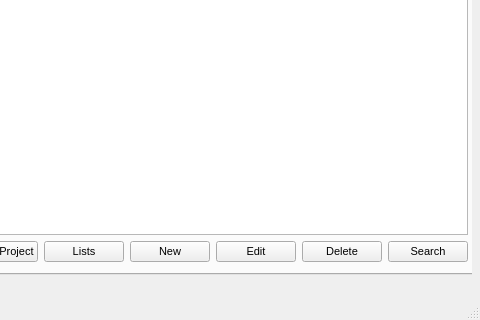
Before: the Qt Designer form src/mainwindow.ui in fraydaz/TaskBadger, drawn with Qt 5; both pictures show x 350 to 830 and y 254 to 574 of the 830 by 574 pixel window.
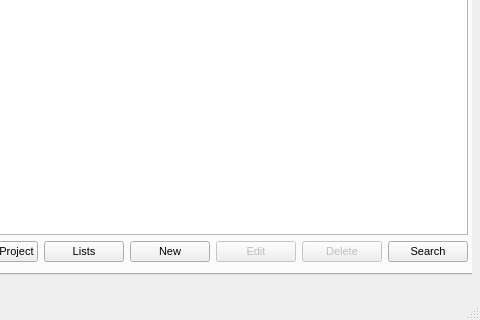
After: the same form once the commit is applied. The open tabs and pages were chosen to show the change. Icons and pictures are not drawn.

Patch:
```diff
--- a/src/mainwindow.ui
+++ b/src/mainwindow.ui
@@ -772,6 +772,9 @@
           </item>
           <item>
            <widget class="QPushButton" name="edit_task">
+            <property name="enabled">
+             <bool>false</bool>
+            </property>
             <property name="text">
              <string>Edit</string>
             </property>
@@ -783,6 +786,9 @@
           </item>
           <item>
            <widget class="QPushButton" name="delete_task">
+            <property name="enabled">
+             <bool>false</bool>
+            </property>
             <property name="text">
              <string>Delete</string>
             </property>
```
Left out of the diff: 6 changed lines with no effect on the pictures.
